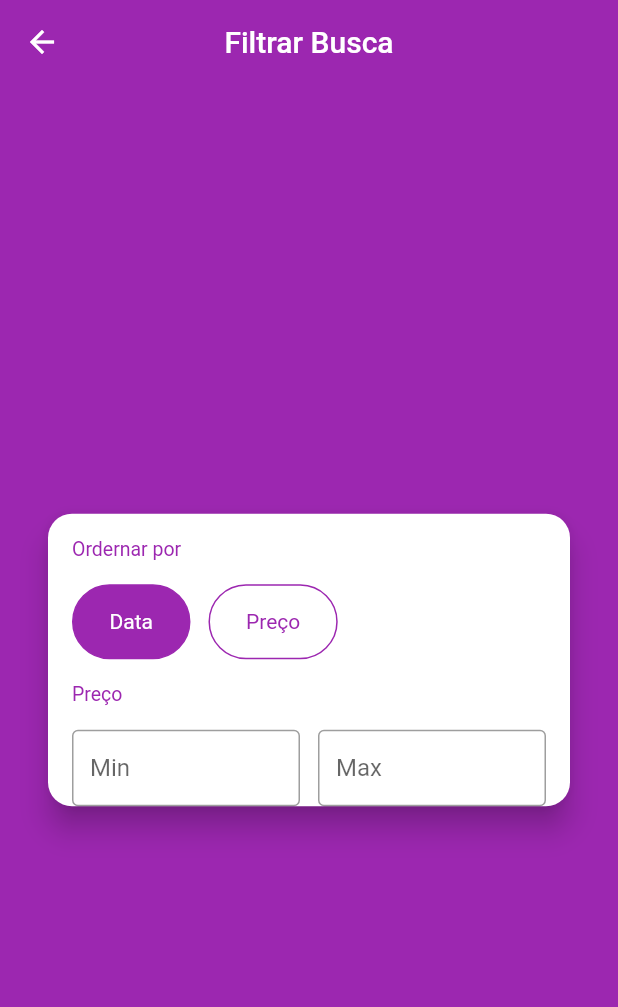
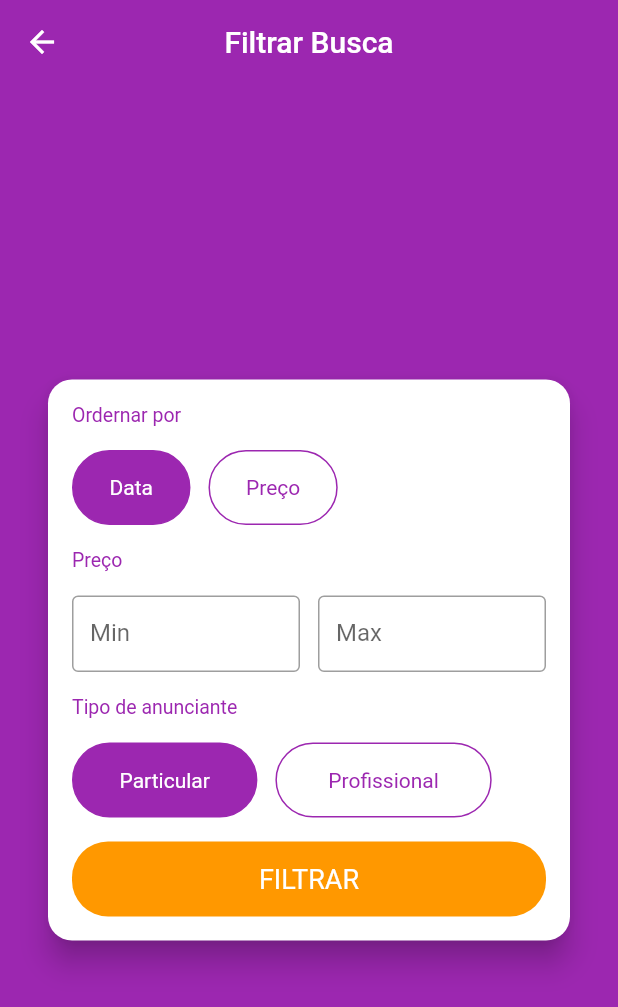
Before and after one commit to WillTrevisol/CloneXLO, a Flutter app: the FilterScreen screen opened directly, on a phone screen of 412 x 824 dp. Shown: the top 1007 px of the screen. Run offline on Flutter 3.47's test engine with Material 2 defaults, Android fonts, the phone set to English and light mode, and no system bars; our stand-ins replace brasil_fields, dio, flutter_mobx, get_it, image_cropper, image_picker and 3 more; accounts and stored records are empty; generated files the repository leaves out were written again; network calls fail.

Commit message:
feat: Finished FilterScreen

```diff
--- a/lib/screens/filter/filter_screen.dart
+++ b/lib/screens/filter/filter_screen.dart
@@ -1,13 +1,18 @@
 import 'package:flutter/material.dart';
+import 'package:flutter_mobx/flutter_mobx.dart';
+import 'package:get_it/get_it.dart';
 
 import '../../stores/filter_store.dart';
+import '../../stores/home_store.dart';
+import '../../widgets/button/custom_button.dart';
 import 'widgets/orderby_field.dart';
 import 'widgets/price_range_field.dart';
+import 'widgets/seller_type_field.dart';
 
 class FilterScreen extends StatelessWidget {
   FilterScreen({Key? key}) : super(key: key);
 
-  final FilterStore controller = FilterStore();
+  final FilterStore controller = GetIt.I.get<HomeStore>().clonedFilter;
 
   @override
   Widget build(BuildContext context) {
@@ -26,13 +31,33 @@ class FilterScreen extends StatelessWidget {
           padding: const EdgeInsets.symmetric(horizontal: 16),
           child: Column(
             mainAxisSize: MainAxisSize.min,
+            crossAxisAlignment: CrossAxisAlignment.stretch,
             children: <Widget> [
               OrderByField(controller: controller),
               PriceRangeField(controller: controller),
+              SellerTypeField(controller: controller),
+              Padding(
+                padding: const EdgeInsets.only(bottom: 16),
+                child: Observer(
+                  builder: (_) {
+                    return CustomButton(
+                      widget: const Text('FILTRAR'),
+                      onPressed: controller.isFormValid ?
+                       () {
+                        GetIt.I.get<HomeStore>().setFilter(controller);
+                        Navigator.of(context).pop();
+                       } :
+                       null,
+                      backColor: controller.buttonColor,
+                      borderRadius: 24,
+                      );
+                    },
+                  ),
+                ),
               ],
             ),
           ),
-        )
+        ),
       ),
     );
   }
--- /dev/null
+++ b/lib/screens/filter/widgets/seller_type_field.dart
@@ -0,0 +1,93 @@
+import 'package:flutter/material.dart';
+import 'package:flutter_mobx/flutter_mobx.dart';
+
+import '../../../stores/filter_store.dart';
+import 'section_title.dart';
+
+class SellerTypeField extends StatelessWidget {
+  const SellerTypeField({required this.controller, Key? key}) : super(key: key);
+
+  final FilterStore controller;
+
+  @override
+  Widget build(BuildContext context) {
+    return Column(
+      crossAxisAlignment: CrossAxisAlignment.stretch,
+      children: <Widget> [
+        const SectionTitle(title: 'Tipo de anunciante'),
+        Observer(
+          builder: (_) {
+            return Wrap(
+              runSpacing: 4,
+              children: <Widget> [
+                GestureDetector(
+                  onTap: () {
+                    if (controller.isTypeParticular) {
+                      if (controller.isTypeProfessional) {
+                        controller.resetSellerType(sellerTypeParticular);
+                      } else {
+                        controller.selectSellerType(sellerTypeProfessional);
+                      }
+                    } else {
+                      controller.setSellerType(sellerTypeParticular);
+                    }
+                  },
+                  child: Container(
+                    height: 50,
+                    width: MediaQuery.of(context).size.width * 0.30,
+                    alignment: Alignment.center,
+                    decoration: BoxDecoration(
+                      borderRadius: BorderRadius.circular(25),
+                      color: controller.isTypeParticular ? Colors.purple : Colors.white,
+                      border: Border.all(
+                        color: Colors.purple,
+                      ),
+                    ),
+                    child: Text(
+                      'Particular',
+                      style: TextStyle(
+                        color: controller.isTypeParticular ? Colors.white : Colors.purple,
+                      ),
+                    ),
+                  ),
+                ),
+                const SizedBox(width: 12),
+                GestureDetector(
+                  onTap: () {
+                    if (controller.isTypeProfessional) {
+                      if (controller.isTypeParticular) {
+                        controller.resetSellerType(sellerTypeProfessional);
+                      } else {
+                        controller.selectSellerType(sellerTypeParticular);
+                      }
+                    } else {
+                      controller.setSellerType(sellerTypeProfessional);
+                    }
+                  },
+                  child: Container(
+                    height: 50,
+                    width: MediaQuery.of(context).size.width * 0.35,
+                    alignment: Alignment.center,
+                    decoration: BoxDecoration(
+                      borderRadius: BorderRadius.circular(25),
+                      color: controller.isTypeProfessional ? Colors.purple : Colors.white,
+                      border: Border.all(
+                        color: Colors.purple,
+                      ),
+                    ),
+                    child: Text(
+                      'Profissional',
+                      style: TextStyle(
+                        color: controller.isTypeProfessional ? Colors.white : Colors.purple,
+                      ),
+                    ),
+                  ),
+                ),
+              ],
+            );
+          }
+        ),
+      ],
+    );
+  }
+}
--- a/lib/widgets/button/custom_button.dart
+++ b/lib/widgets/button/custom_button.dart
@@ -11,8 +11,8 @@ class CustomButton extends StatelessWidget {
   @override
   Widget build(BuildContext context) {
     return Container(
-      height: 40,
-      margin: const EdgeInsets.only(top: 20),
+      height: 50,
+      margin: const EdgeInsets.only(top: 16),
       child: ElevatedButton(
         style: ButtonStyle(
           textStyle: MaterialStateProperty.all(
```
Also changed, not shown: lib/stores/filter_store.dart (+37 -0 lines), lib/stores/home_store.dart (+14 -0 lines), lib/stores/filter_store.g.dart, lib/stores/home_store.g.dart. Lines whose indentation alone changed are shown as unchanged.
